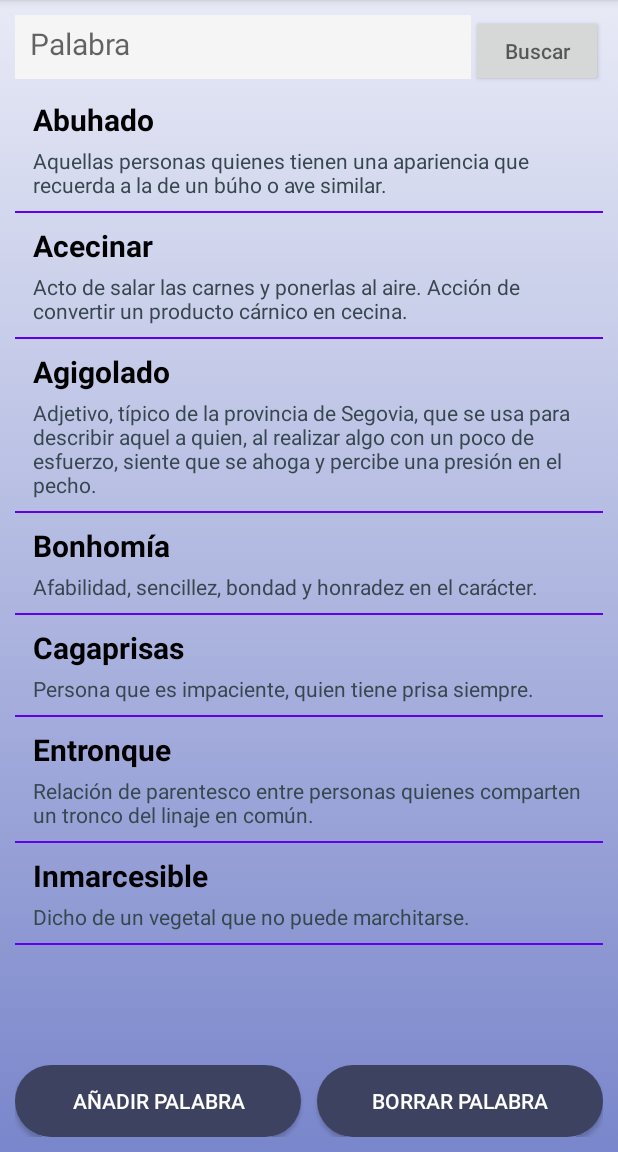
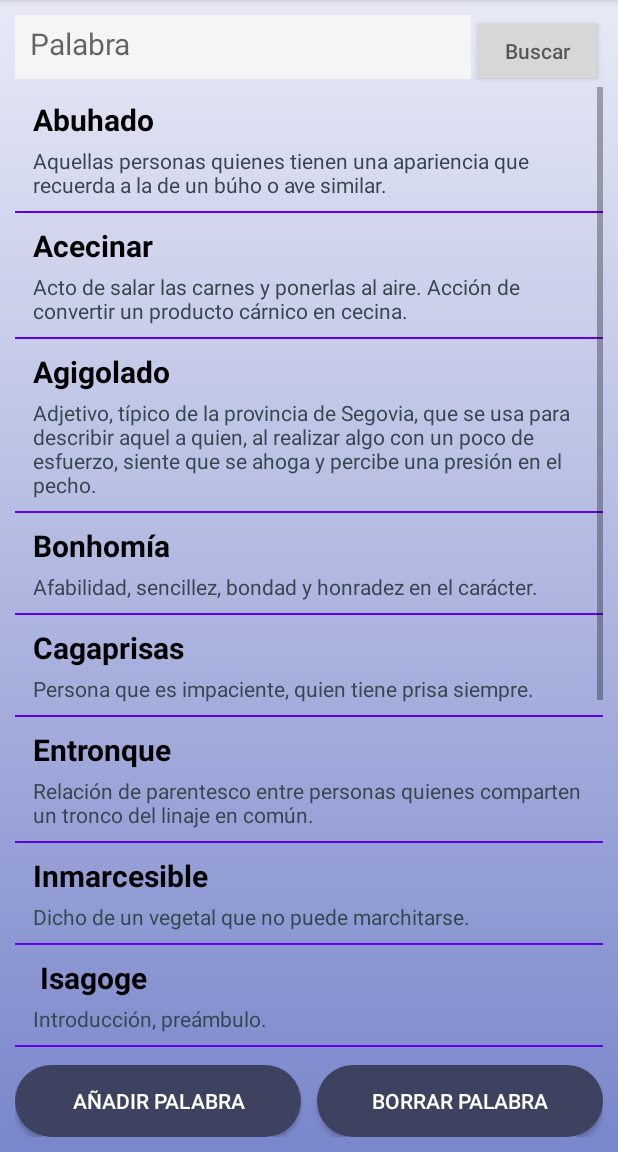
Before and after one commit to AleChirinos/My-dictionary, an Android app: the screen it shows after launch (DictionaryActivity), after a tap on "START", on a phone screen of 412 x 824 dp, the part 84-1236 px from its top. Run offline under Robolectric (Android 15) with nearby library versions, the phone set to English and light mode, and no system bars.

```diff
--- a/app/build.gradle
+++ b/app/build.gradle
@@ -31,6 +31,7 @@ dependencies {
     testImplementation 'junit:junit:4.12'
     androidTestImplementation 'androidx.test.ext:junit:1.1.1'
     androidTestImplementation 'androidx.test.espresso:espresso-core:3.2.0'
+    implementation 'com.google.code.gson:gson:2.8.6'
 
     implementation 'com.google.code.gson:gson:2.8.6'
     implementation 'androidx.recyclerview:recyclerview:1.1.0'
--- a/app/src/main/AndroidManifest.xml
+++ b/app/src/main/AndroidManifest.xml
@@ -12,6 +12,7 @@
         <activity android:name=".EliminarPalabraActivity"></activity>
         <activity android:name=".AgregarPalabraActivity" />
         <activity android:name=".DictionaryActivity" />
+        <activity android:name=".ListaDePalabras" />
         <activity android:name=".MainActivity">
             <intent-filter>
                 <action android:name="android.intent.action.MAIN" />
--- /dev/null
+++ b/app/src/main/java/com/alejandrachirinos/mydictionary/Constants.java
@@ -0,0 +1,5 @@
+package com.alejandrachirinos.mydictionary;
+
+public class Constants {
+        public static final String INTENT_KEY_USER = "userObj";
+}
--- a/app/src/main/java/com/alejandrachirinos/mydictionary/DictionaryActivity.java
+++ b/app/src/main/java/com/alejandrachirinos/mydictionary/DictionaryActivity.java
@@ -5,10 +5,13 @@ import androidx.appcompat.app.AppCompatActivity;
 import android.content.Context;
 import android.content.Intent;
 import android.os.Bundle;
+import android.util.Log;
 import android.view.View;
 import android.widget.Button;
 import android.widget.EditText;
 import android.widget.ListView;
+
+import com.google.gson.Gson;
 
 import java.io.IOException;
 import java.util.ArrayList;
@@ -23,6 +26,7 @@ public class DictionaryActivity extends AppCompatActivity {
     static List<modelWords> items = new ArrayList<>();
     static List<modelWords> palabras;
     static int tamanoAlfabeto = 26;
+
     private Context context;
 
     private ListView taskListView;
@@ -64,11 +68,25 @@ public class DictionaryActivity extends AppCompatActivity {
 
             }
         });
+
         deleteButton.setOnClickListener(new View.OnClickListener() {
             @Override
             public void onClick(View v) {
                 Intent deleteIntent = new Intent(DictionaryActivity.this, EliminarPalabraActivity.class);
                 startActivity(deleteIntent);
+            }
+        });
+
+        searchButton.setOnClickListener(new View.OnClickListener(){
+            @Override
+            public void onClick(View v) {
+                String guardarPalabra = wordEditText.getText().toString();
+                busqueda(guardarPalabra);
+                adapter = new WordAdapter(context, palabras);
+                Intent searchIntent = new Intent(DictionaryActivity.this, ListaDePalabras.class);
+                String userString = new Gson().toJson(palabras);
+                searchIntent.putExtra(Constants.INTENT_KEY_USER, userString);
+                startActivity(searchIntent);
             }
         });
     }
@@ -87,7 +105,7 @@ public class DictionaryActivity extends AppCompatActivity {
         }
     }
 
-    static Nodo raiz;
+    static Nodo raiz=new Nodo(null, null);
 
     static void agregarPalabra(modelWords palabra) {
         Nodo nodoActual = raiz;
@@ -109,6 +127,7 @@ public class DictionaryActivity extends AppCompatActivity {
     static void busqueda(String palabra) {
         int letras = palabra.length();
         Nodo nodoActual = raiz;
+        palabras = new ArrayList<>();
         for (int i = 0; i < letras; i++) {
             if (nodoActual.hijos.containsKey(palabra.charAt(i))) {
                 nodoActual = nodoActual.hijos.get(palabra.charAt(i));
@@ -152,12 +171,18 @@ public class DictionaryActivity extends AppCompatActivity {
     }
 
     private void fillWords() {
-        items.add(new modelWords(items.size(), "Abuhado", "Aquellas personas quienes tienen una apariencia que recuerda a la de un búho o ave similar."));
-        items.add(new modelWords(items.size(), "Acecinar", "Acto de salar las carnes y ponerlas al aire. Acción de convertir un producto cárnico en cecina."));
-        items.add(new modelWords(items.size(), "Agigolado", "Adjetivo, típico de la provincia de Segovia, que se usa para describir aquel a quien, al realizar algo con un poco de esfuerzo, siente que se ahoga y percibe una presión en el pecho."));
-        items.add(new modelWords(items.size(), "Bonhomía", "Afabilidad, sencillez, bondad y honradez en el carácter."));
-        items.add(new modelWords(items.size(), "Cagaprisas", "Persona que es impaciente, quien tiene prisa siempre."));
-        items.add(new modelWords(items.size(), "Entronque", "Relación de parentesco entre personas quienes comparten un tronco del linaje en común."));
-        items.add(new modelWords(items.size(), "Inmarcesible", "Dicho de un vegetal que no puede marchitarse."));
+        agregarPalabra(new modelWords(items.size(), "Abuhado", "Aquellas personas quienes tienen una apariencia que recuerda a la de un búho o ave similar."));
+        agregarPalabra(new modelWords(items.size(), "Acecinar", "Acto de salar las carnes y ponerlas al aire. Acción de convertir un producto cárnico en cecina."));
+        agregarPalabra(new modelWords(items.size(), "Agigolado", "Adjetivo, típico de la provincia de Segovia, que se usa para describir aquel a quien, al realizar algo con un poco de esfuerzo, siente que se ahoga y percibe una presión en el pecho."));
+        agregarPalabra(new modelWords(items.size(), "Bonhomía", "Afabilidad, sencillez, bondad y honradez en el carácter."));
+        agregarPalabra(new modelWords(items.size(), "Cagaprisas", "Persona que es impaciente, quien tiene prisa siempre."));
+        agregarPalabra(new modelWords(items.size(), "Entronque", "Relación de parentesco entre personas quienes comparten un tronco del linaje en común."));
+        agregarPalabra(new modelWords(items.size(), "Inmarcesible", "Dicho de un vegetal que no puede marchitarse."));
+        agregarPalabra(new modelWords(items.size(), " Isagoge", "Introducción, preámbulo."));
+        agregarPalabra(new modelWords(items.size(), " Jerapellina", "Vestido viejo y andrajoso, pieza de tela que no puede dar más de sí."));
+        agregarPalabra(new modelWords(items.size(), " Jipiar", "Gemir, hipar, gimotear. También significa cantar con voz semejante a la de un gemido."));
+        agregarPalabra(new modelWords(items.size(), " Joyel", "Joya pequeña."));
+        agregarPalabra(new modelWords(items.size(), " Limerencia", "Locura de amor. Estado mental involuntario en el que la atracción de un persona hacia la otra le impide pensar de forma racional."));
+        agregarPalabra(new modelWords(items.size(), " Melifluo", "Sonido excesivamente dulce, suave o delicado."));
     }
 }
```
Also changed, not shown: app/src/main/java/com/alejandrachirinos/mydictionary/ListaDePalabras.java (added, +171 -0 lines), app/src/main/res/layout/activity_dictionary2.xml (added, +17 -0 lines).
